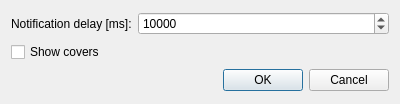
Above: src/plugins/General/kdenotify/settingsdialog.ui from ksv1986/qmmp-staging before the change. Below: the same form after it.
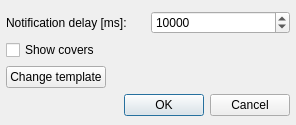
That is the form after the change.

Commit message: improved kde4 notification (added embedded covers support and templates)

Diff of the .ui file:
```diff
--- a/src/plugins/General/kdenotify/settingsdialog.ui
+++ b/src/plugins/General/kdenotify/settingsdialog.ui
@@ -6,14 +6,23 @@
    <rect>
     <x>0</x>
     <y>0</y>
-    <width>400</width>
-    <height>104</height>
+    <width>296</width>
+    <height>125</height>
    </rect>
   </property>
   <property name="windowTitle">
    <string>KDE 4 Notification Plugin Settings</string>
   </property>
   <layout class="QGridLayout" name="gridLayout">
+   <property name="leftMargin">
+    <number>6</number>
+   </property>
+   <property name="rightMargin">
+    <number>6</number>
+   </property>
+   <property name="bottomMargin">
+    <number>6</number>
+   </property>
    <item row="0" column="0">
     <widget class="QLabel" name="label">
      <property name="text">
@@ -31,7 +40,38 @@
      </property>
     </widget>
    </item>
-   <item row="2" column="1">
+   <item row="1" column="0">
+    <widget class="QCheckBox" name="showCoversCheckBox">
+     <property name="text">
+      <string>Show covers</string>
+     </property>
+    </widget>
+   </item>
+   <item row="2" column="0" colspan="2">
+    <layout class="QHBoxLayout" name="horizontalLayout">
+     <item>
+      <widget class="QPushButton" name="templateButton">
+       <property name="text">
+        <string>Change template</string>
+       </property>
+      </widget>
+     </item>
+     <item>
+      <spacer name="horizontalSpacer">
+       <property name="orientation">
+        <enum>Qt::Horizontal</enum>
+       </property>
+       <property name="sizeHint" stdset="0">
+        <size>
+         <width>40</width>
+         <height>20</height>
+        </size>
+       </property>
+      </spacer>
+     </item>
+    </layout>
+   </item>
+   <item row="3" column="0" colspan="2">
     <widget class="QDialogButtonBox" name="buttonBox">
      <property name="orientation">
       <enum>Qt::Horizontal</enum>
@@ -41,13 +81,6 @@
      </property>
     </widget>
    </item>
-   <item row="1" column="0">
-    <widget class="QCheckBox" name="showCoversCheckBox">
-     <property name="text">
-      <string>Show covers</string>
-     </property>
-    </widget>
-   </item>
   </layout>
  </widget>
  <resources/>
```
The commit also changes 14 other files.
